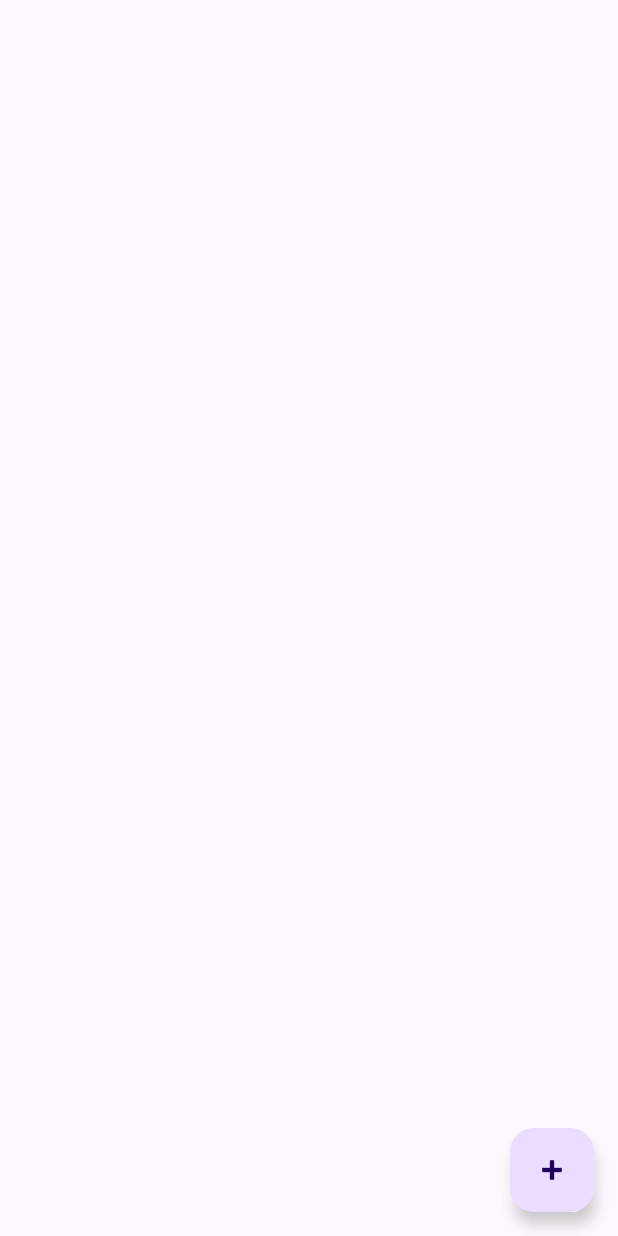
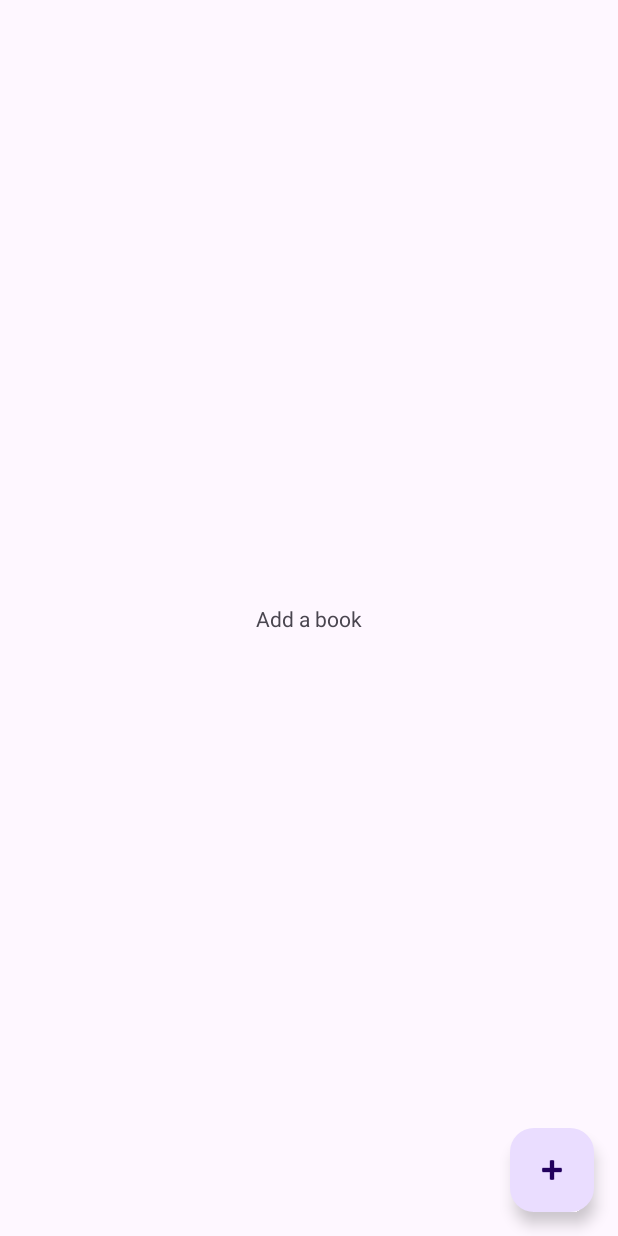
Before and after one commit to AlenBijelic99/BookReturnReminder, an Android app: the screen it shows after launch (MainActivity), on a phone screen of 412 x 824 dp. Run offline under Robolectric (Android 15) with nearby library versions, the phone set to English and light mode, and no system bars; our stand-ins replace Room's generated code.

Commit message:
feat: Display text if no books in DB

```diff
--- a/app/src/main/java/ch/heigvd/dma/bookreturnreminder/MainActivity.kt
+++ b/app/src/main/java/ch/heigvd/dma/bookreturnreminder/MainActivity.kt
@@ -2,6 +2,7 @@ package ch.heigvd.dma.bookreturnreminder
 
 import android.os.Bundle
 import android.util.Log
+import android.widget.TextView
 import androidx.activity.enableEdgeToEdge
 import androidx.activity.viewModels
 import androidx.appcompat.app.AppCompatActivity
@@ -33,7 +34,16 @@ class MainActivity : AppCompatActivity() {
         val recyclerView = findViewById<RecyclerView>(R.id.recyclerView)
         recyclerView.layoutManager = LinearLayoutManager(this)
 
+        val emptyView = findViewById<TextView>(R.id.emptyView)
+
         bookViewModel.allBooks.observe(this) { books ->
+            if (books.isEmpty()) {
+                recyclerView.visibility = RecyclerView.GONE
+                emptyView.visibility = TextView.VISIBLE
+            } else {
+                recyclerView.visibility = RecyclerView.VISIBLE
+                emptyView.visibility = TextView.GONE
+            }
             val adapter = BookAdapter(books)
             recyclerView.adapter = adapter
         }
@@ -45,5 +55,8 @@ class MainActivity : AppCompatActivity() {
                 addToBackStack(null)
             }
         }
+
+        // TODO: Remove this code
+        // bookViewModel.deleteAll()
     }
 }
--- a/app/src/main/java/ch/heigvd/dma/bookreturnreminder/database/BookDao.kt
+++ b/app/src/main/java/ch/heigvd/dma/bookreturnreminder/database/BookDao.kt
@@ -11,6 +11,9 @@ interface BookDao {
     @Insert
     suspend fun insert(book: Book)
 
-    @Query("SELECT * FROM books ORDER BY return_date DESC")
-    fun getAllByDescReturnDate(): LiveData<List<Book>>
+    @Query("SELECT * FROM books ORDER BY return_date ASC")
+    fun getAllByAscReturnDate(): LiveData<List<Book>>
+
+    @Query("DELETE FROM books")
+    suspend fun deleteAll()
 }
--- a/app/src/main/java/ch/heigvd/dma/bookreturnreminder/repositories/BookRepository.kt
+++ b/app/src/main/java/ch/heigvd/dma/bookreturnreminder/repositories/BookRepository.kt
@@ -8,9 +8,13 @@ import ch.heigvd.dma.bookreturnreminder.models.Book
 
 class BookRepository(application: Application) {
     private val bookDao: BookDao = BookDatabase.getDatabase(application).bookDao()
-    val allBooks: LiveData<List<Book>> = bookDao.getAllByDescReturnDate()
+    val allBooks: LiveData<List<Book>> = bookDao.getAllByAscReturnDate()
 
     suspend fun insert(book: Book) {
         bookDao.insert(book)
     }
+
+    suspend fun deleteAll() {
+        bookDao.deleteAll()
+    }
 }
--- a/app/src/main/java/ch/heigvd/dma/bookreturnreminder/ui/BookViewModel.kt
+++ b/app/src/main/java/ch/heigvd/dma/bookreturnreminder/ui/BookViewModel.kt
@@ -18,4 +18,10 @@ class BookViewModel(application: Application): AndroidViewModel(application) {
             bookRepository.insert(book)
         }
     }
+
+    fun deleteAll() {
+        viewModelScope.launch {
+            bookRepository.deleteAll()
+        }
+    }
 }
--- a/app/src/main/res/layout/activity_main.xml
+++ b/app/src/main/res/layout/activity_main.xml
@@ -17,6 +17,18 @@
         app:layout_constraintEnd_toEndOf="parent"
         android:padding="16dp"/>
 
+    <TextView
+        android:id="@+id/emptyView"
+        android:layout_width="wrap_content"
+        android:layout_height="wrap_content"
+        android:text="@string/add_a_book"
+        android:visibility="gone"
+        app:layout_constraintTop_toTopOf="parent"
+        app:layout_constraintBottom_toBottomOf="parent"
+        app:layout_constraintStart_toStartOf="parent"
+        app:layout_constraintEnd_toEndOf="parent"
+        android:padding="16dp"/>
+
     <com.google.android.material.floatingactionbutton.FloatingActionButton
         android:id="@+id/fab"
         android:layout_width="wrap_content"
--- a/app/src/main/res/values/strings.xml
+++ b/app/src/main/res/values/strings.xml
@@ -5,4 +5,5 @@
     <string name="author">Author</string>
     <string name="return_date">Return Date</string>
     <string name="btn_save">Save</string>
+    <string name="add_a_book">Add a book</string>
 </resources>
```
